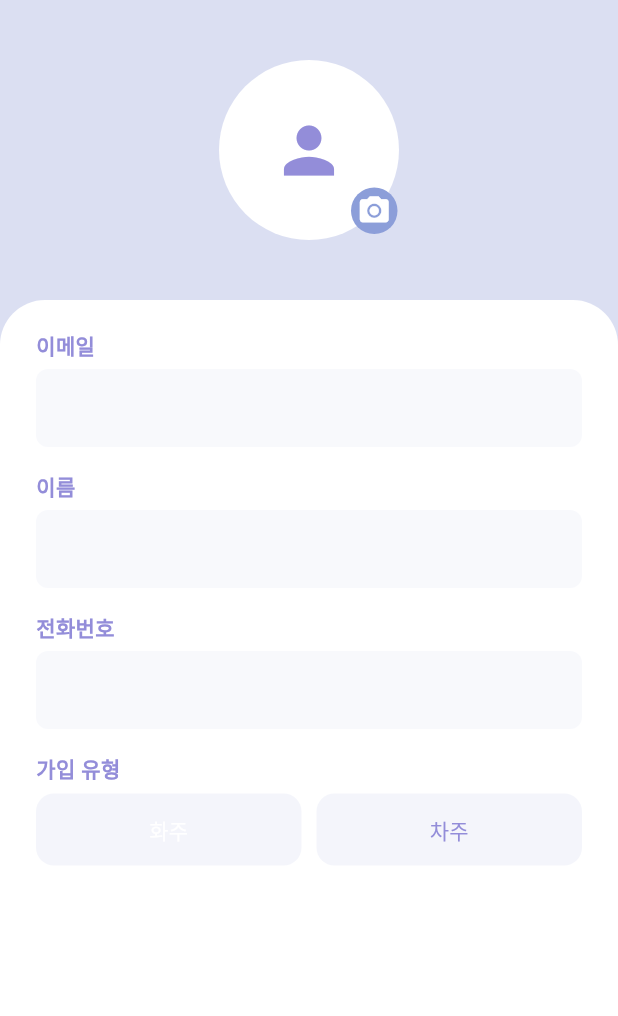
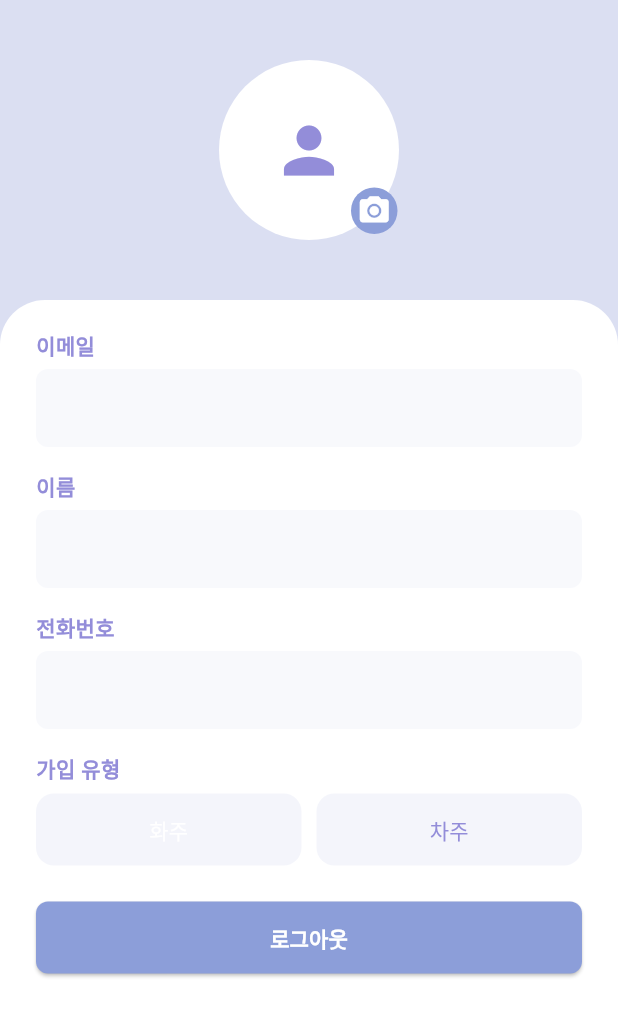
Before and after one commit to shiroHSG/Fastruck, a Flutter app: the ShipperProfileUI screen opened directly with empty values, on a phone screen of 412 x 824 dp. Shown: the top 1016 px of the screen. Run offline on Flutter 3.47's test engine with Material 3 defaults, Android fonts, the light colour scheme and no system bars; our stand-ins replace shared_preferences, table_calendar, webview_flutter; accounts and stored records are empty; Roboto replaces fonts that are missing (GowunGothic).

Commit message:
update profile logout

```diff
--- a/src/main/flutter_app/lib/profile/shipper_profile_ui.dart
+++ b/src/main/flutter_app/lib/profile/shipper_profile_ui.dart
@@ -1,4 +1,5 @@
 import 'package:flutter/material.dart';
+import 'package:shared_preferences/shared_preferences.dart';
 import '../../../app_theme.dart';
 
 class ShipperProfileUI extends StatelessWidget {
@@ -19,7 +20,8 @@ class ShipperProfileUI extends StatelessWidget {
     return Column(
       crossAxisAlignment: CrossAxisAlignment.start,
       children: [
-        Text(label, style: const TextStyle(color: AppColors.point, fontWeight: FontWeight.bold)),
+        Text(label, style: const TextStyle(
+            color: AppColors.point, fontWeight: FontWeight.bold)),
         const SizedBox(height: 6),
         TextField(
           controller: controller,
@@ -27,8 +29,10 @@ class ShipperProfileUI extends StatelessWidget {
           decoration: InputDecoration(
             filled: true,
             fillColor: AppColors.base.withOpacity(0.2),
-            border: OutlineInputBorder(borderRadius: BorderRadius.circular(8), borderSide: BorderSide.none),
-            contentPadding: const EdgeInsets.symmetric(horizontal: 12, vertical: 14),
+            border: OutlineInputBorder(borderRadius: BorderRadius.circular(8),
+                borderSide: BorderSide.none),
+            contentPadding: const EdgeInsets.symmetric(
+                horizontal: 12, vertical: 14),
           ),
         ),
         const SizedBox(height: 16),
@@ -72,7 +76,8 @@ class ShipperProfileUI extends StatelessWidget {
   Widget build(BuildContext context) {
     return Scaffold(
       backgroundColor: AppColors.white,
-      body: Column(
+      body: SingleChildScrollView(
+        child: Column(
           children: [
             // 상단 프로필
             Container(
@@ -87,7 +92,8 @@ class ShipperProfileUI extends StatelessWidget {
                       const CircleAvatar(
                         radius: 60,
                         backgroundColor: Colors.white,
-                      child: Icon(Icons.person, size: 50, color: AppColors.point),
+                        child: Icon(
+                            Icons.person, size: 50, color: AppColors.point),
                       ),
                       Positioned(
                         right: 1,
@@ -98,7 +104,8 @@ class ShipperProfileUI extends StatelessWidget {
                             color: AppColors.primary,
                           ),
                           padding: const EdgeInsets.all(4),
-                        child: const Icon(Icons.camera_alt, size: 23, color: Colors.white),
+                          child: const Icon(
+                              Icons.camera_alt, size: 23, color: Colors.white),
                         ),
                       )
                     ],
@@ -121,14 +128,37 @@ class ShipperProfileUI extends StatelessWidget {
                   _buildTextField('이메일', emailController),
                   _buildTextField('이름', nameController),
                   _buildTextField('전화번호', phoneController),
-                const Text('가입 유형', style: TextStyle(color: AppColors.point, fontWeight: FontWeight.bold)),
+                  const Text('가입 유형', style: TextStyle(
+                      color: AppColors.point, fontWeight: FontWeight.bold)),
                   const SizedBox(height: 6),
                   _buildRoleButtons(),
+                  const SizedBox(height: 24),
+                  ElevatedButton(
+                    onPressed: () async {
+                      final prefs = await SharedPreferences.getInstance();
+                      await prefs.clear();
+                      if (context.mounted) {
+                        Navigator.pushNamedAndRemoveUntil(
+                            context, '/login', (route) => false);
+                      }
+                    },
+                    style: ElevatedButton.styleFrom(
+                      backgroundColor: AppColors.primary,
+                      padding: const EdgeInsets.symmetric(vertical: 14),
+                      shape: RoundedRectangleBorder(
+                          borderRadius: BorderRadius.circular(8)),
+                    ),
+                    child: const Center(
+                      child: Text('로그아웃', style: TextStyle(
+                          color: Colors.white, fontWeight: FontWeight.bold)),
+                    ),
+                  ),
                 ],
               ),
             ),
           ],
         ),
+      ),
     );
   }
 }
```
Lines whose indentation alone changed are shown as unchanged.
